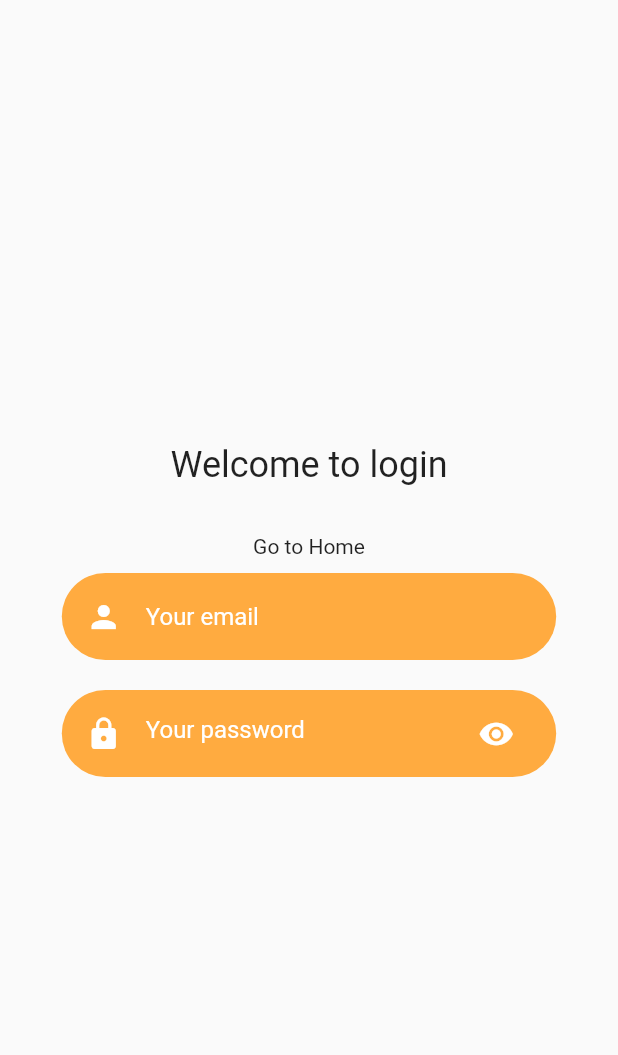
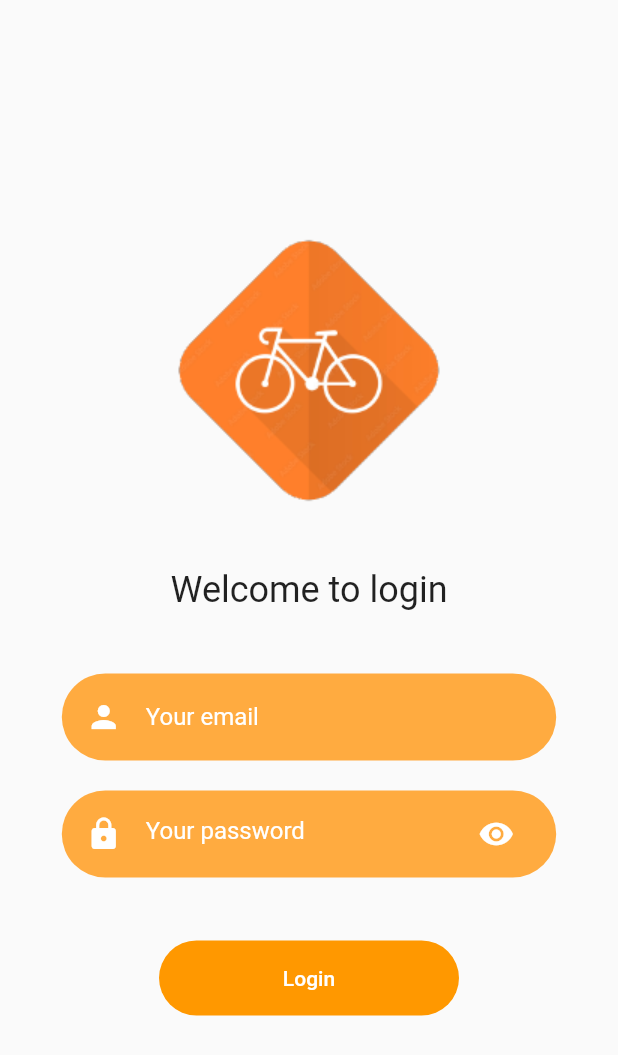
Before and after one commit to Navi-Buddy-IoT/LeadYourWay-MobileApp, a Flutter app: the Login screen opened directly, on a phone screen of 412 x 824 dp. Shown: the top 1055 px of the screen. Run offline on Flutter 3.47's test engine with Material 2 defaults, Android fonts, the phone set to English and light mode, and no system bars; our stand-ins replace google_nav_bar, lottie, smooth_page_indicator; network calls fail.

Commit message:
feat: added signin button

```diff
--- a/lib/auth/screens/login.dart
+++ b/lib/auth/screens/login.dart
@@ -17,11 +17,7 @@ class _LoginState extends State<Login> {
         child: Column(
           mainAxisAlignment: MainAxisAlignment.center,
           children: [
-            const Text(
-              "Welcome to login",
-              style: TextStyle(fontSize: 24),
-              textAlign: TextAlign.center,
-            ),
+            Image.asset('assets/logo-lyw.png'),
             const SizedBox(
               height: 32,
             ),
@@ -34,7 +30,13 @@ class _LoginState extends State<Login> {
                   ),
                 );
               },
-              child: const Text("Go to Home"),
+              child: const Text(
+                "Welcome to login",
+                style: TextStyle(fontSize: 24),
+              ),
+            ),
+            const SizedBox(
+              height: 32,
             ),
             const RoundedInputField(
               keyboardType: TextInputType.emailAddress,
@@ -48,6 +50,20 @@ class _LoginState extends State<Login> {
               hintText: "Your password",
               icon: const Icon(Icons.lock),
             ),
+            const SizedBox(
+              height: 32,
+            ),
+            FilledButton(
+                onPressed: () {},
+                style: FilledButton.styleFrom(
+                  backgroundColor: Colors.orange,
+                  foregroundColor: Colors.white,
+                  fixedSize: const Size(200, 50),
+                  shape: RoundedRectangleBorder(
+                    borderRadius: BorderRadius.circular(32),
+                  ),
+                ),
+                child: Text("Login")),
           ],
         ),
       ),
```
